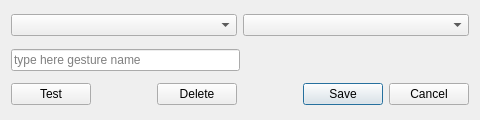
Old version of the form src/StateGestureDialog.ui in the repository uiii/GeconPC.
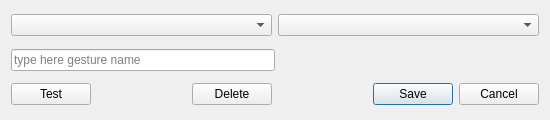
New version of the form.

Patch:
```diff
--- a/src/StateGestureDialog.ui
+++ b/src/StateGestureDialog.ui
@@ -6,7 +6,7 @@
    <rect>
     <x>0</x>
     <y>0</y>
-    <width>480</width>
+    <width>550</width>
     <height>120</height>
    </rect>
   </property>
@@ -18,14 +18,14 @@
   </property>
   <property name="minimumSize">
    <size>
-    <width>480</width>
+    <width>550</width>
     <height>120</height>
    </size>
   </property>
   <property name="maximumSize">
    <size>
-    <width>4800</width>
-    <height>1200</height>
+    <width>550</width>
+    <height>120</height>
    </size>
   </property>
   <property name="windowTitle">
```
